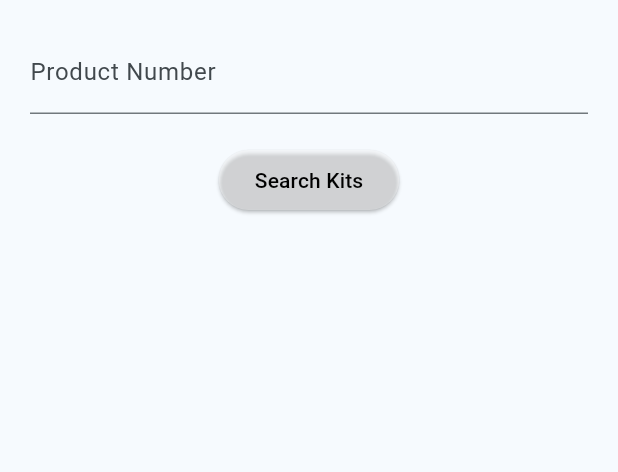
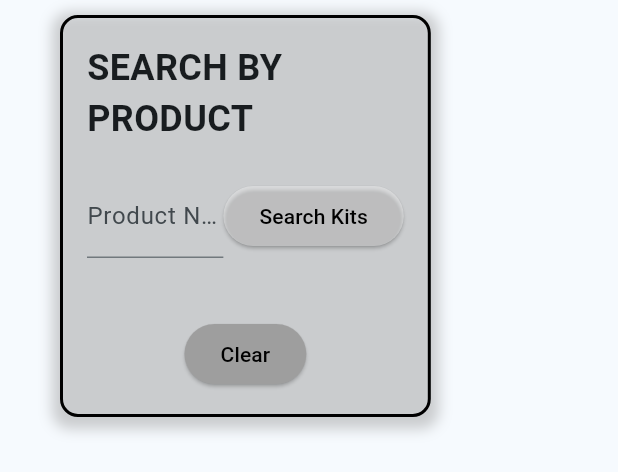
Before and after one commit to skothagattu/wares-local, a Flutter app: the SearchByProductForm widget shown alone on an empty page, opened directly, on a phone screen of 412 x 824 dp. Shown: the top 472 px of the screen. Run offline on Flutter 3.47's test engine with Material 3 defaults, Android fonts, the phone set to English and light mode, and no system bars; our stand-ins replace flutter_riverpod, tuple; missing offline and left inert: dart:js, resize; network calls fail.

Commit message:
Search By Product Done

```diff
--- a/lib/screens/SearchByProductForm.dart
+++ b/lib/screens/SearchByProductForm.dart
@@ -27,28 +27,75 @@ class _SearchByProductFormState extends State<SearchByProductForm> {
       );
     }
   }
+  void _clearForm() {
+    setState(() {
+      productNumberController.clear();
+      kits.clear();
+    });
+  }
 
 
   @override
   Widget build(BuildContext context) {
+    double screenWidth = MediaQuery.of(context).size.width;
+    double formWidth = screenWidth * 0.6;
+
     return SingleChildScrollView(
       child: Padding(
-        padding: const EdgeInsets.all(20.0),
+        padding: const EdgeInsets.only(top: 10, left: 40, right: 40, bottom: 50),
+        child: Container(
+          width: formWidth,
+          decoration: BoxDecoration(
+            border: Border.all(
+              color: Colors.black,
+              width: 2,
+            ),
+            boxShadow: [
+              BoxShadow(
+                color: Colors.grey.withOpacity(0.5),
+                spreadRadius: 5,
+                blurRadius: 7,
+                offset: Offset(0, 3),
+              )
+            ],
+            borderRadius: BorderRadius.circular(12),
+          ),
+          child: Padding(
+            padding: const EdgeInsets.all(16.0),
             child: Column(
               children: [
-            TextField(
+                Center(child: Text("SEARCH BY PRODUCT", style: TextStyle(fontSize: 24, fontWeight: FontWeight.bold))),
+                SizedBox(height: 20),
+                Row(
+                  children: [
+                    Expanded(child:  TextField(
                       controller: productNumberController,
                       decoration: InputDecoration(labelText: 'Product Number'),
                       onSubmitted: (_) => _fetchKitsByProductNo(),
+                    ),
                     ),
                     SizedBox(height: 20),
                     ElevatedButton(
                       onPressed: _fetchKitsByProductNo,
                       child: Text('Search Kits'),
                     ),
+
+                  ],
+                ),
+
                 SizedBox(height: 20),
                 if (kits.isNotEmpty) _createKitsDataTable(),
+                SizedBox(height: 20),
+                ElevatedButton(
+                  onPressed: _clearForm,
+                  child: Text('Clear'),
+                  style: ElevatedButton.styleFrom(
+                    primary: Colors.grey, // Optional: Style for the clear button
+                  ),
+                ),
               ],
+            ),
+          ),
         ),
       ),
     );
```
Also changed, not shown: lib/models/products_submission.g.dart (added). Lines whose indentation alone changed are shown as unchanged.
